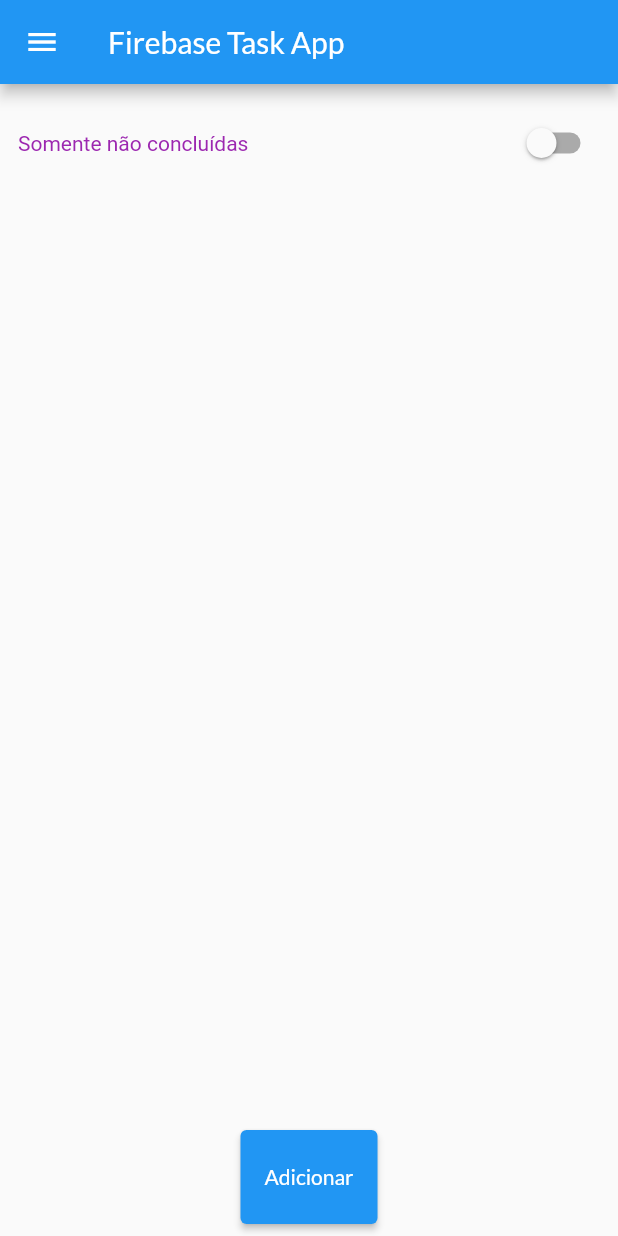
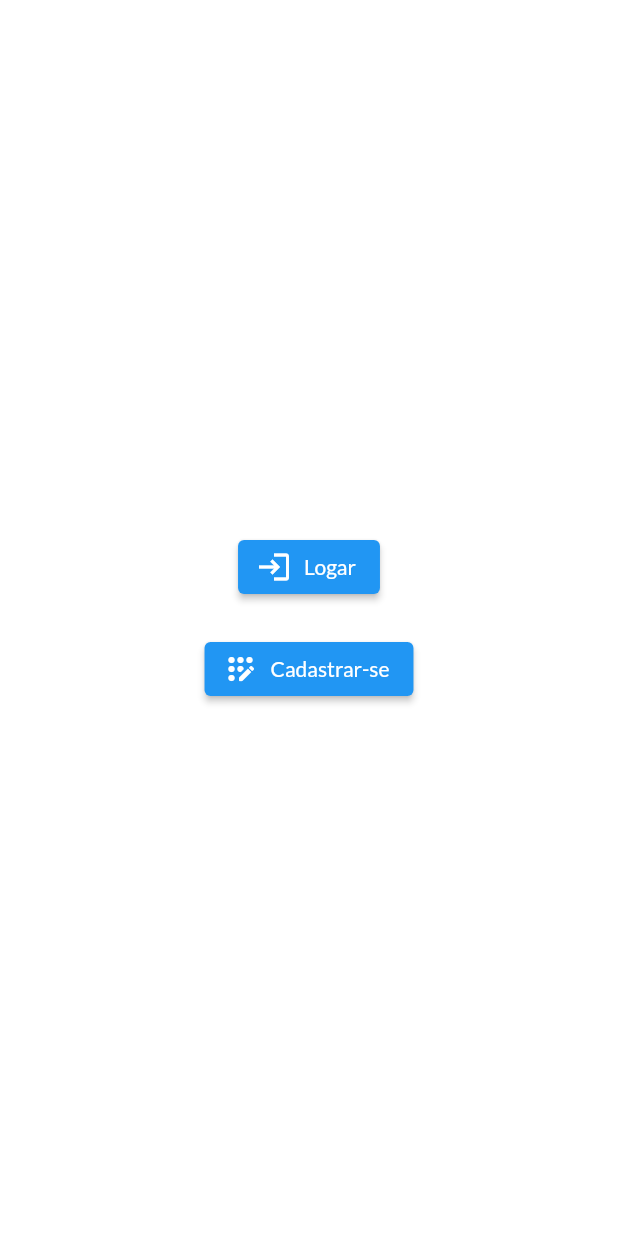
Before and after one commit to romildojpaiter/flutter-dio-challenge, a Flutter app: the screen it shows after launch, on a phone screen of 412 x 824 dp. Run offline on Flutter 3.47's test engine with Material 2 defaults, Android fonts, the phone set to English and light mode, and no system bars; our stand-ins replace animated_text_kit, battery_plus, brasil_fields, cloud_firestore, connectivity_plus, convert and 23 more; missing offline and left inert: qr_code_scanner; accounts and stored records are empty; generated files the repository leaves out were written again.

Commit message:
Incluindo tela de Login de de Registro

```diff
--- /dev/null
+++ b/modulo08/firebaseapp/lib/page/login/login_page.dart
@@ -0,0 +1,42 @@
+import 'package:firebaseapp/page/home_page.dart';
+import 'package:firebaseapp/page/register/register_page.dart';
+import 'package:flutter/material.dart';
+import 'package:get/get.dart';
+
+class LoginPage extends StatelessWidget {
+  const LoginPage({super.key});
+
+  @override
+  Widget build(BuildContext context) {
+    return SafeArea(
+      child: Scaffold(
+        backgroundColor: Colors.white,
+        body: Container(
+          alignment: Alignment.center,
+          child: Column(
+            mainAxisAlignment: MainAxisAlignment.center,
+            children: [
+              ElevatedButton.icon(
+                onPressed: () {
+                  Get.to(() => HomePage());
+                },
+                icon: Icon(Icons.login),
+                label: Text("Logar"),
+              ),
+              const SizedBox(
+                height: 20,
+              ),
+              ElevatedButton.icon(
+                onPressed: () {
+                  Get.to(() => RegisterPage());
+                },
+                icon: Icon(Icons.app_registration_rounded),
+                label: Text("Cadastrar-se"),
+              ),
+            ],
+          ),
+        ),
+      ),
+    );
+  }
+}
--- a/modulo08/firebaseapp/lib/start_app.dart
+++ b/modulo08/firebaseapp/lib/start_app.dart
@@ -1,4 +1,4 @@
-import 'package:firebaseapp/page/home_page.dart';
+import 'package:firebaseapp/page/login/login_page.dart';
 import 'package:flutter/material.dart';
 import 'package:get/get_navigation/src/root/get_material_app.dart';
 import 'package:google_fonts/google_fonts.dart';
@@ -11,7 +11,7 @@
     return GetMaterialApp(
       debugShowCheckedModeBanner: false,
       theme: _buildTheme(Brightness.light),
-      home: HomePage(),
+      home: const LoginPage(),
     );
   }
 }
```
Also changed, not shown: modulo08/firebaseapp/lib/components/drawer_component.dart (+22 -0 lines), modulo08/firebaseapp/lib/page/register/register_page.dart (added, +85 -0 lines), modulo08/firebaseapp/lib/services/password_controller.dart (added, +8 -0 lines), modulo08/firebaseapp/lib/shared/custom_text_field.dart (added, +32 -0 lines).
